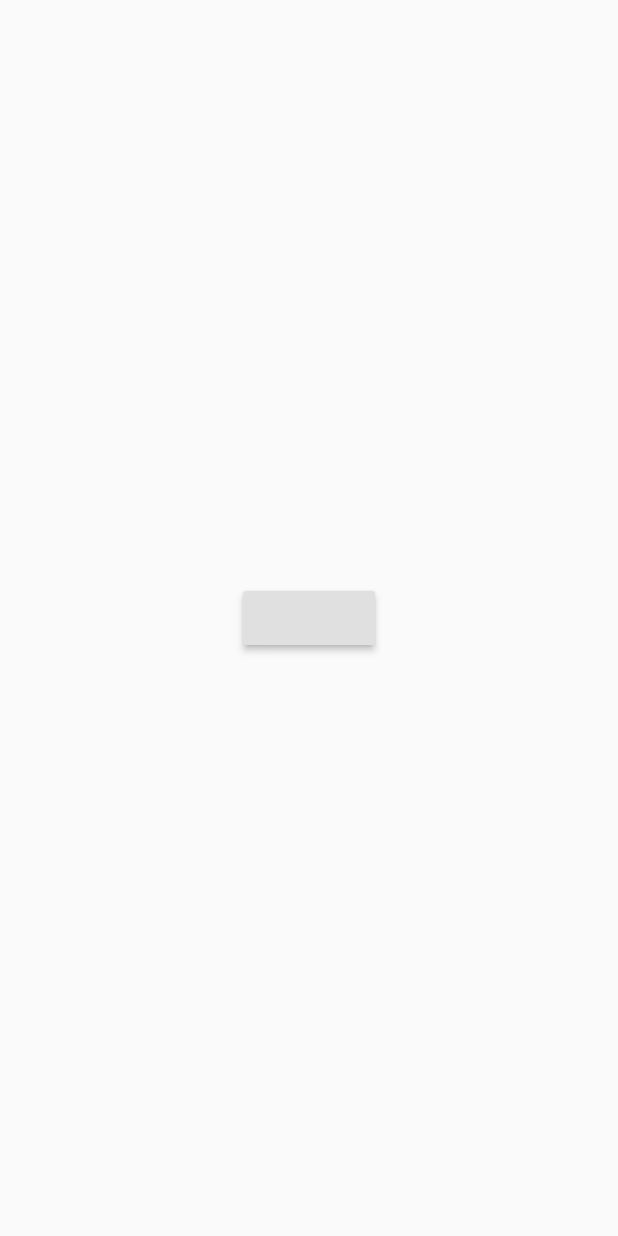
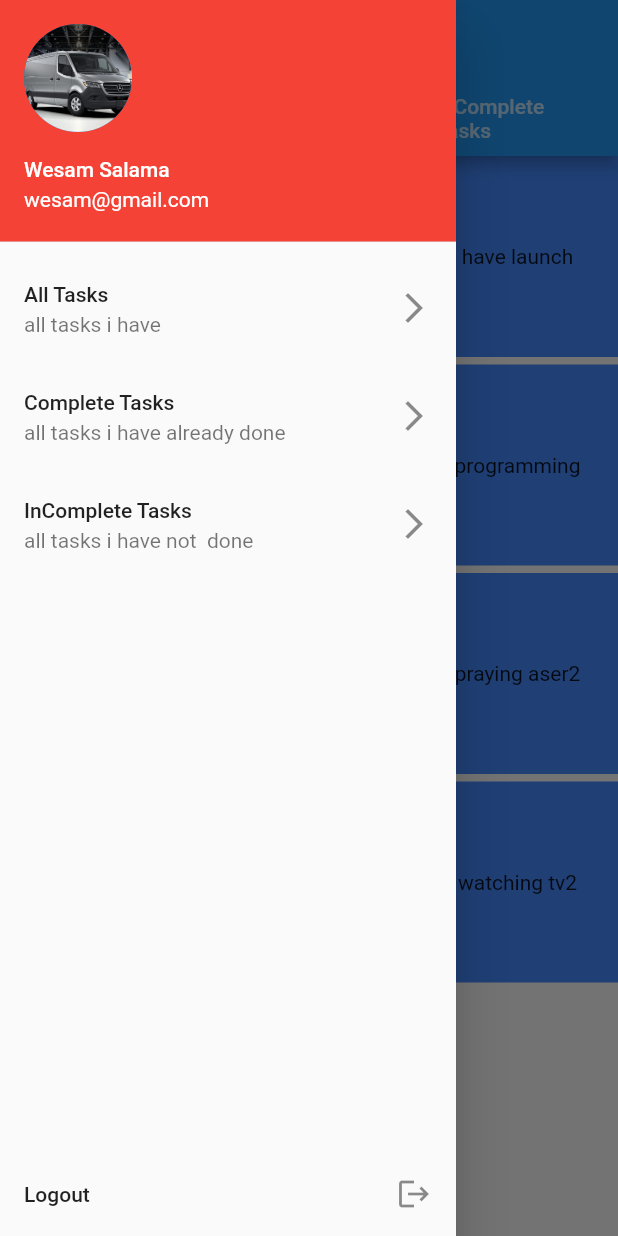
Before and after one commit to shadysamara/new_flutter_gsg, a Flutter app: the screen it shows after launch, with the side drawer open (before the commit the screen has no drawer), on a phone screen of 412 x 824 dp. Run offline on Flutter 3.47's test engine with Material 2 defaults, Android fonts, the phone set to English and light mode, and no system bars.

Commit message:
listview gridview drawer

```diff
--- a/lib/main.dart
+++ b/lib/main.dart
@@ -15,7 +15,7 @@ class MyApp extends StatelessWidget {
     // TODO: implement build
     return MaterialApp(
       title: 'GSG test',
-      home: Utilities(),
+      home: MyPage(),
     );
   }
 }
--- a/lib/todo_app/stateful_page.dart
+++ b/lib/todo_app/stateful_page.dart
@@ -1,6 +1,7 @@
 import 'package:flutter/material.dart';
 import 'package:gsg_flutter/models/task_model.dart';
 import 'package:gsg_flutter/todo_app/tasks_mock.dart';
+import 'package:gsg_flutter/utilities/custom_drawer.dart';
 import 'package:gsg_flutter/utilities/dialougs.dart';
 
 /// 1- create state => class extends StatefulWidget
@@ -63,20 +64,46 @@ class MyPageState extends State<MyPage> with SingleTickerProviderStateMixin {
     setState(() {});
   }
 
+  allCompleteFunction() {
+    tabController.animateTo(0);
+    Navigator.pop(context);
+  }
+
+  CompleteFunction() {
+    tabController.animateTo(1);
+    Navigator.pop(context);
+  }
+
+  inCompleteFunction() {
+    tabController.animateTo(2);
+    Navigator.pop(context);
+  }
+
   @override
   Widget build(BuildContext context) {
     print('hello from build');
     // TODO: implement build
     return Scaffold(
+      // endDrawer: Drawer(
+      //   child: Column(
+      //     children: [
+      //       Text('child1'),
+      //       Text('child1'),
+      //       Text('child1'),
+      //       Text('child1'),
+      //       Text('child1'),
+      //       Text('child1'),
+      //     ],
+      //   ),
+      // ),
+      drawerEnableOpenDragGesture: false,
+      drawer: CustomDrawer(
+        fun1: allCompleteFunction,
+        fun2: CompleteFunction,
+        fun3: inCompleteFunction,
+      ),
       appBar: AppBar(
-        actions: [
-          IconButton(
-              icon: Icon(Icons.done),
-              onPressed: () {
-                tabController.animateTo(1);
-              })
-        ],
-        title: Text(widget.userName),
+        title: Text('Todo '),
         bottom: TabBar(controller: tabController, tabs: [
           Tab(
             child: Text('All Tasks'),
@@ -90,11 +117,30 @@ class MyPageState extends State<MyPage> with SingleTickerProviderStateMixin {
         ]),
       ),
       body: TabBarView(controller: tabController, children: [
-        Column(
-          children: tasks
-              .map((e) => TodoWidget(e, toggleTaskStatus, showCustomDialoug))
-              .toList(),
-        ),
+        GridView.builder(
+            gridDelegate: SliverGridDelegateWithMaxCrossAxisExtent(
+                childAspectRatio: 1,
+                maxCrossAxisExtent: 200,
+                crossAxisSpacing: 5,
+                mainAxisSpacing: 5),
+            itemCount: tasks.length,
+            itemBuilder: (context, index) {
+              return Container(
+                alignment: Alignment.center,
+                color: Colors.blueAccent,
+                child: Text(tasks[index].taskName),
+              );
+            }),
+        // ListView.separated(
+        //   separatorBuilder: (context, index) {
+        //     return Divider();
+        //   },
+        //   itemCount: tasks.length,
+        //   itemBuilder: (context, index) {
+        //     return TodoWidget(
+        //         tasks[index], toggleTaskStatus, showCustomDialoug);
+        //   },
+        // ),
         Column(
           children: tasks
               .where((element) => element.isComplete == true)
--- a/lib/todo_app/tasks_mock.dart
+++ b/lib/todo_app/tasks_mock.dart
@@ -8,4 +8,11 @@ List<Task> tasks = [
   Task('watching tv', false),
   Task('programming', true),
   Task('shopping', true),
+  Task('playing football2', true),
+  Task('praying aser2', false),
+  Task('have launch2', false),
+  Task('studying2', false),
+  Task('watching tv2', false),
+  Task('programming2', true),
+  Task('shopping2', true),
 ];
--- a/lib/utilities.dart
+++ b/lib/utilities.dart
@@ -46,9 +46,7 @@ class Utilities extends StatelessWidget {
       body: Center(
         child: Builder(
           builder: (context) {
-            return RaisedButton(onPressed: () async {
-              showCustomSnackbar('my first snackbar in flutter', context);
-            });
+            return Container();
           },
         ),
       ),
--- /dev/null
+++ b/lib/utilities/custom_drawer.dart
@@ -0,0 +1,56 @@
+import 'package:flutter/material.dart';
+
+class CustomDrawer extends StatelessWidget {
+  bool isTabPage;
+  Function fun1;
+  Function fun2;
+  Function fun3;
+  CustomDrawer({this.fun1, this.fun2, this.fun3});
+  @override
+  Widget build(BuildContext context) {
+    // TODO: implement build
+    return Drawer(
+      child: Column(
+        children: [
+          UserAccountsDrawerHeader(
+              decoration: BoxDecoration(color: Colors.red),
+              accountName: Text('Wesam Salama'),
+              accountEmail: Text('wesam@gmail.com'),
+              currentAccountPicture: CircleAvatar(
+                backgroundImage: AssetImage('assets/images/van.jpg'),
+              )),
+          ListTile(
+            onTap: () {
+              fun1();
+            },
+            title: Text('All Tasks'),
+            subtitle: Text('all tasks i have'),
+            trailing: Icon(Icons.arrow_forward_ios),
+          ),
+          ListTile(
+            onTap: () {
+              fun2();
+            },
+            title: Text('Complete Tasks'),
+            subtitle: Text('all tasks i have already done'),
+            trailing: Icon(Icons.arrow_forward_ios),
+          ),
+          ListTile(
+            onTap: () {
+              fun3();
+            },
+            title: Text('InComplete Tasks'),
+            subtitle: Text('all tasks i have not  done'),
+            trailing: Icon(Icons.arrow_forward_ios),
+          ),
+          Spacer(),
+          ListTile(
+            onTap: () {},
+            title: Text('Logout'),
+            trailing: Icon(Icons.logout),
+          )
+        ],
+      ),
+    );
+  }
+}
```
